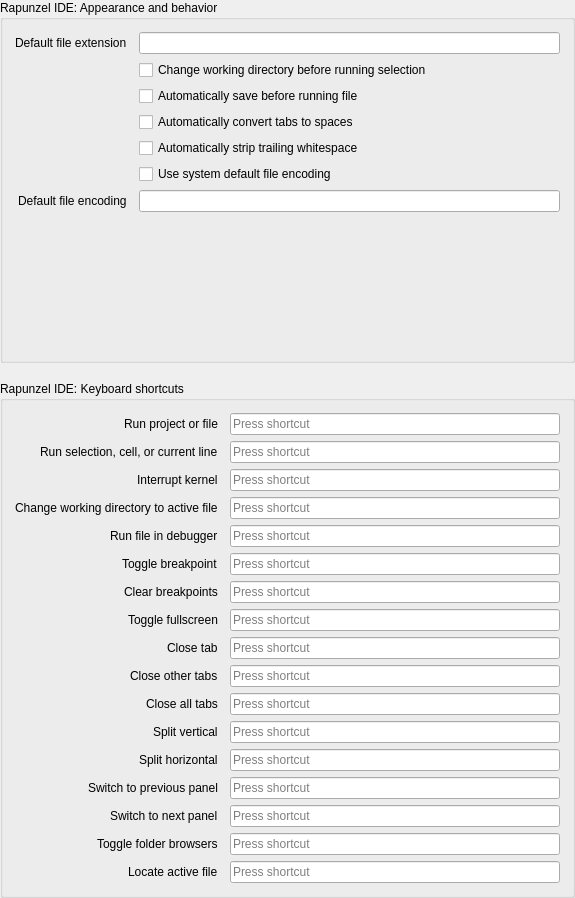
open-cogsci/rapunzel, file opensesame_extensions/OpenSesameIDE/preferences.ui: the form before one commit.
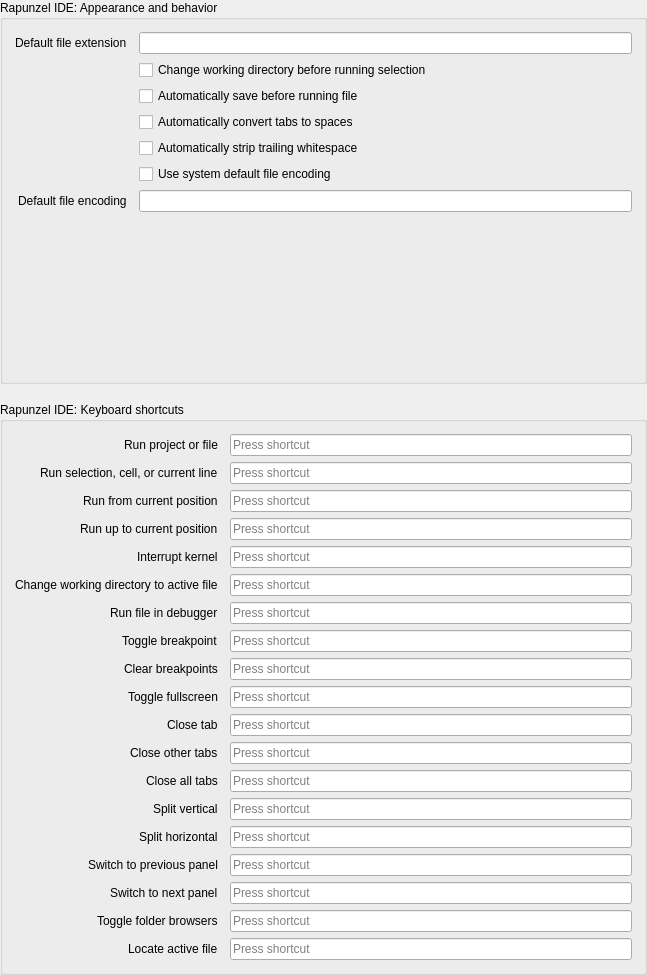
The form after the commit.

What changed in the file:
```diff
--- a/opensesame_extensions/OpenSesameIDE/preferences.ui
+++ b/opensesame_extensions/OpenSesameIDE/preferences.ui
@@ -6,8 +6,8 @@
    <rect>
     <x>0</x>
     <y>0</y>
-    <width>575</width>
-    <height>898</height>
+    <width>647</width>
+    <height>975</height>
    </rect>
   </property>
   <property name="windowTitle">
@@ -149,84 +149,84 @@
         </property>
        </widget>
       </item>
-      <item row="2" column="0">
+      <item row="4" column="0">
        <widget class="QLabel" name="label_3">
         <property name="text">
          <string>Interrupt kernel</string>
         </property>
        </widget>
       </item>
-      <item row="3" column="0">
+      <item row="5" column="0">
        <widget class="QLabel" name="label_4">
         <property name="text">
          <string>Change working directory to active file</string>
         </property>
        </widget>
       </item>
-      <item row="7" column="0">
+      <item row="9" column="0">
        <widget class="QLabel" name="label_5">
         <property name="text">
          <string>Toggle fullscreen</string>
         </property>
        </widget>
       </item>
-      <item row="8" column="0">
+      <item row="10" column="0">
        <widget class="QLabel" name="label_6">
         <property name="text">
          <string>Close tab</string>
         </property>
        </widget>
       </item>
-      <item row="9" column="0">
+      <item row="11" column="0">
        <widget class="QLabel" name="label_7">
         <property name="text">
          <string>Close other tabs</string>
         </property>
        </widget>
       </item>
-      <item row="10" column="0">
+      <item row="12" column="0">
        <widget class="QLabel" name="label_8">
         <property name="text">
          <string>Close all tabs</string>
         </property>
        </widget>
       </item>
-      <item row="11" column="0">
+      <item row="13" column="0">
        <widget class="QLabel" name="label_9">
         <property name="text">
          <string>Split vertical</string>
         </property>
        </widget>
       </item>
-      <item row="12" column="0">
+      <item row="14" column="0">
        <widget class="QLabel" name="label_10">
         <property name="text">
          <string>Split horizontal</string>
         </property>
        </widget>
       </item>
-      <item row="13" column="0">
+      <item row="15" column="0">
        <widget class="QLabel" name="label_11">
         <property name="text">
          <string>Switch to previous panel</string>
         </property>
        </widget>
       </item>
-      <item row="14" column="0">
+      <item row="16" column="0">
        <widget class="QLabel" name="label_12">
         <property name="text">
          <string>Switch to next panel</string>
         </property>
        </widget>
       </item>
-      <item row="15" column="0">
+      <item row="17" column="0">
        <widget class="QLabel" name="label_13">
         <property name="text">
          <string>Toggle folder browsers</string>
         </property>
        </widget>
       </item>
-      <item row="16" column="0">
+      <item row="18" column="0">
        <widget class="QLabel" name="label_14">
         <property name="text">
          <string>Locate active file</string>
@@ -239,72 +239,92 @@
       <item row="1" column="1">
        <widget class="QKeySequenceEdit" name="cfg_opensesame_ide_shortcut_run_selection"/>
       </item>
-      <item row="2" column="1">
+      <item row="4" column="1">
        <widget class="QKeySequenceEdit" name="cfg_opensesame_ide_shortcut_run_interrupt"/>
       </item>
-      <item row="3" column="1">
+      <item row="5" column="1">
        <widget class="QKeySequenceEdit" name="cfg_opensesame_ide_shortcut_change_working_directory"/>
       </item>
-      <item row="7" column="1">
+      <item row="9" column="1">
        <widget class="QKeySequenceEdit" name="cfg_opensesame_ide_shortcut_toggle_fullscreen"/>
       </item>
-      <item row="8" column="1">
+      <item row="10" column="1">
        <widget class="QKeySequenceEdit" name="cfg_opensesame_ide_shortcut_close_tab"/>
       </item>
-      <item row="9" column="1">
+      <item row="11" column="1">
        <widget class="QKeySequenceEdit" name="cfg_opensesame_ide_shortcut_close_other_tabs"/>
       </item>
-      <item row="10" column="1">
+      <item row="12" column="1">
        <widget class="QKeySequenceEdit" name="cfg_opensesame_ide_shortcut_close_all_tabs"/>
       </item>
-      <item row="11" column="1">
+      <item row="13" column="1">
        <widget class="QKeySequenceEdit" name="cfg_opensesame_ide_shortcut_split_vertical"/>
       </item>
-      <item row="12" column="1">
+      <item row="14" column="1">
        <widget class="QKeySequenceEdit" name="cfg_opensesame_ide_shortcut_split_horizontal"/>
       </item>
-      <item row="13" column="1">
+      <item row="15" column="1">
        <widget class="QKeySequenceEdit" name="cfg_opensesame_ide_shortcut_switch_previous_panel"/>
       </item>
-      <item row="14" column="1">
+      <item row="16" column="1">
        <widget class="QKeySequenceEdit" name="cfg_opensesame_ide_shortcut_switch_next_panel"/>
       </item>
-      <item row="15" column="1">
+      <item row="17" column="1">
        <widget class="QKeySequenceEdit" name="cfg_opensesame_ide_shortcut_toggle_folder_browsers"/>
       </item>
-      <item row="16" column="1">
+      <item row="18" column="1">
        <widget class="QKeySequenceEdit" name="cfg_opensesame_ide_shortcut_locate_active_file"/>
       </item>
-      <item row="4" column="0">
+      <item row="6" column="0">
        <widget class="QLabel" name="label_17">
         <property name="text">
          <string>Run file in debugger</string>
         </property>
        </widget>
       </item>
-      <item row="5" column="0">
+      <item row="7" column="0">
        <widget class="QLabel" name="label_18">
         <property name="text">
          <string>Toggle breakpoint</string>
         </property>
        </widget>
       </item>
-      <item row="6" column="0">
+      <item row="8" column="0">
        <widget class="QLabel" name="label_19">
         <property name="text">
          <string>Clear breakpoints</string>
         </property>
        </widget>
       </item>
-      <item row="4" column="1">
+      <item row="6" column="1">
        <widget class="QKeySequenceEdit" name="cfg_opensesame_ide_shortcut_run_debug"/>
       </item>
-      <item row="5" column="1">
+      <item row="7" column="1">
        <widget class="QKeySequenceEdit" name="cfg_opensesame_ide_shortcut_toggle_breakpoint"/>
       </item>
-      <item row="6" column="1">
+      <item row="8" column="1">
        <widget class="QKeySequenceEdit" name="cfg_opensesame_ide_shortcut_clear_breakpoints"/>
       </item>
+      <item row="2" column="0">
+       <widget class="QLabel" name="label_20">
+        <property name="text">
+         <string>Run from current position</string>
+        </property>
+       </widget>
+      </item>
+      <item row="3" column="0">
+       <widget class="QLabel" name="label_21">
+        <property name="text">
+         <string>Run up to current position</string>
+        </property>
+       </widget>
+      </item>
+      <item row="2" column="1">
+       <widget class="QKeySequenceEdit" name="cfg_opensesame_ide_shortcut_run_from_current_position"/>
+      </item>
+      <item row="3" column="1">
+       <widget class="QKeySequenceEdit" name="cfg_opensesame_ide_shortcut_run_up_to_current_position"/>
+      </item>
      </layout>
     </widget>
    </item>
```
